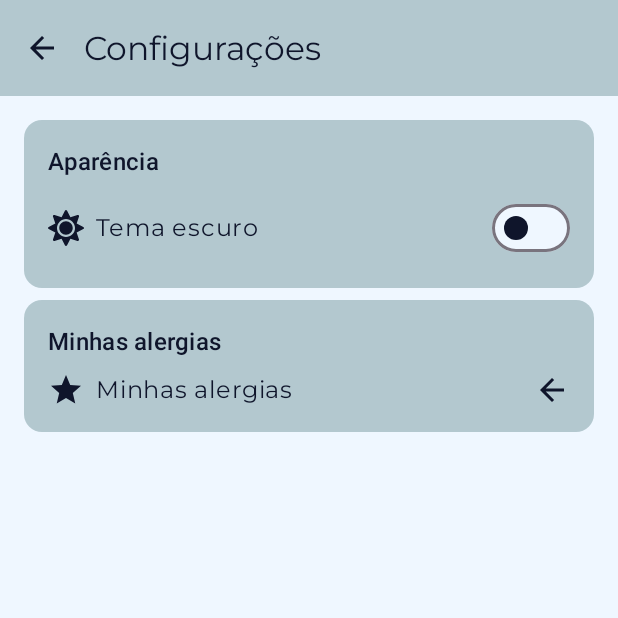
After one commit to ceulazur/Safe-Byte---Projeto-Integrado-3, an Android app built with Jetpack Compose: the SettingsScreen screen opened through its navigation route, on a phone screen of 412 x 824 dp, the top half of it. The commit adds this screen. Run offline under Robolectric (Android 15) with nearby library versions, the phone set to English and light mode, and no system bars.

Commit message:
feat: troca de tema e refatoracao tela de configuracao

```diff
--- a/app/build.gradle.kts
+++ b/app/build.gradle.kts
@@ -40,6 +40,10 @@ android {
 }
 
 dependencies {
+    // datastore
+    implementation("androidx.datastore:datastore-preferences:1.0.0")
+    implementation("androidx.datastore:datastore-preferences-core:1.0.0")
+
     // coil for async image
     implementation(libs.coil.compose)
 
--- a/app/src/main/java/com/example/safebyte/MainActivity.kt
+++ b/app/src/main/java/com/example/safebyte/MainActivity.kt
@@ -1,5 +1,6 @@
 package com.example.safebyte
 
+import SettingsViewModel
 import android.os.Bundle
 import android.util.Log
 import androidx.activity.ComponentActivity
@@ -9,11 +10,13 @@ import androidx.compose.foundation.layout.fillMaxSize
 import androidx.compose.material3.Surface
 import androidx.compose.material3.Text
 import androidx.compose.runtime.Composable
+import androidx.compose.runtime.collectAsState
 import androidx.compose.runtime.getValue
 import androidx.compose.runtime.mutableStateOf
 import androidx.compose.runtime.remember
 import androidx.compose.ui.Modifier
 import androidx.compose.ui.tooling.preview.Preview
+import androidx.lifecycle.viewmodel.compose.viewModel
 import androidx.navigation.compose.rememberNavController
 import com.example.safebyte.navigation.NavGraph
 import com.example.safebyte.ui.theme.SafeByteTheme
@@ -31,8 +34,13 @@ class MainActivity : ComponentActivity() {
         }
 
         enableEdgeToEdge()
+
+
         setContent {
-            SafeByteTheme {
+            val settingsViewModel: SettingsViewModel = viewModel()
+            val isDarkTheme by settingsViewModel.isDarkTheme.collectAsState()
+
+            SafeByteTheme(darkTheme = isDarkTheme) {
                 Surface(modifier = Modifier.fillMaxSize()) {
                     MainApp()
 //                    Greeting(
@@ -48,13 +56,15 @@ class MainActivity : ComponentActivity() {
     fun MainApp() {
         val navController = rememberNavController()
         val isLoggedIn by remember { mutableStateOf(false) }
+        val settingsViewModel: SettingsViewModel = viewModel ()
 
         NavGraph(
             navController = navController,
             isLoggedIn = isLoggedIn,
             onLoginSuccess = {
                 navController.navigate("home")
-            }
+            },
+            settingsViewModel = settingsViewModel
         )
     }
 
@@ -69,7 +79,10 @@ class MainActivity : ComponentActivity() {
     @Preview(showBackground = true)
     @Composable
     fun GreetingPreview() {
-        SafeByteTheme {
+
+        SafeByteTheme(
+            darkTheme = false
+        ) {
             Greeting("Android")
         }
     }
--- a/app/src/main/java/com/example/safebyte/navigation/NavGraph.kt
+++ b/app/src/main/java/com/example/safebyte/navigation/NavGraph.kt
@@ -4,12 +4,18 @@ import AllergyInfoScreen
 import DoctorSearchScreen
 import HomeScreen
 import MyAllergiesScreen
+import SettingsViewModel
 import androidx.compose.runtime.Composable
+import androidx.compose.runtime.collectAsState
+import androidx.compose.runtime.getValue
+import androidx.compose.ui.platform.LocalContext
 import androidx.navigation.NavHostController
 import androidx.navigation.compose.NavHost
 import androidx.navigation.compose.composable
+import androidx.navigation.compose.rememberNavController
 import com.example.safebyte.ui.screens.AllergyHistoryScreen
 import com.example.safebyte.ui.screens.LoginScreen
+import com.example.safebyte.ui.screens.SettingsScreen
 import com.example.safebyte.ui.screens.SignUpScreen
 
 @Composable
@@ -17,7 +23,11 @@ fun NavGraph(
     navController: NavHostController,
     isLoggedIn: Boolean,
     onLoginSuccess: () -> Unit,
+    settingsViewModel: SettingsViewModel
 ) {
+    val context = LocalContext.current
+    val isDarkTheme by settingsViewModel.isDarkTheme.collectAsState()
+
     NavHost(
         navController = navController,
         startDestination = if (isLoggedIn) "home" else "login" // Tela inicial
@@ -72,6 +82,18 @@ fun NavGraph(
             )
         }
 
+        //Tela de Settings
+        composable("settings") {
+            SettingsScreen(
+                isDarkTheme = isDarkTheme,
+                onThemeChanged = { newTheme ->
+                    settingsViewModel.toggleTheme(newTheme, context)
+                },
+                onNavigateBack = { navController.navigate("home") },
+                onNavigateMyAllergies = { navController.navigate("my_allergies") }
+            )
+        }
+
         //Doctor Search
         composable("doctor_search") {
             DoctorSearchScreen(navController = navController)
--- a/app/src/main/java/com/example/safebyte/ui/components/SBButtonPrimary.kt
+++ b/app/src/main/java/com/example/safebyte/ui/components/SBButtonPrimary.kt
@@ -62,7 +62,9 @@ fun SBButtonPrimary(
 @Preview
 @Composable
 fun SBButtonPrimaryPreview() {
-    SafeByteTheme {
+    SafeByteTheme(
+        darkTheme = false
+    ) {
         SBButtonPrimary()
     }
 }
--- a/app/src/main/java/com/example/safebyte/ui/components/SBPasswordField.kt
+++ b/app/src/main/java/com/example/safebyte/ui/components/SBPasswordField.kt
@@ -45,6 +45,10 @@ fun SBPasswordField(
             onValueChange = { onTextChange(it) },
             singleLine = true,
             modifier = Modifier.weight(1f),
+            textStyle = androidx.compose.ui.text.TextStyle(
+                color = MaterialTheme.colorScheme.secondary,
+                fontSize = 16.sp
+            ),
             decorationBox = { innerTextField ->
                 if (value.isEmpty()) {
                     Text(
--- a/app/src/main/java/com/example/safebyte/ui/components/SBTextField.kt
+++ b/app/src/main/java/com/example/safebyte/ui/components/SBTextField.kt
@@ -21,6 +21,7 @@ import androidx.compose.ui.focus.onFocusChanged
 import androidx.compose.ui.graphics.Color
 import androidx.compose.ui.graphics.vector.ImageVector
 import androidx.compose.ui.res.painterResource
+import androidx.compose.ui.text.TextStyle
 import androidx.compose.ui.tooling.preview.Preview
 import androidx.compose.ui.unit.dp
 import androidx.compose.ui.unit.sp
@@ -40,7 +41,7 @@ fun SBTextField(
     isError: Boolean = false,
     errorMessage: String = "",
     onTextChange: (String) -> Unit = {},
-    onFocusChange: (Boolean) -> Unit = {}
+    onFocusChange: (Boolean) -> Unit = {},
 ) {
     Row(
         modifier = modifier
@@ -56,6 +57,10 @@ fun SBTextField(
         BasicTextField(
             value = value,
             onValueChange = { onTextChange(it) },
+            textStyle = TextStyle(
+                color = MaterialTheme.colorScheme.secondary,
+                fontSize = 16.sp,
+                ),
             singleLine = true,
             readOnly = readonly,
             modifier = Modifier
@@ -68,7 +73,7 @@ fun SBTextField(
                     Text(
                         text = placeholder,
                         fontSize = 16.sp,
-                        color = Color.Gray
+                        color = MaterialTheme.colorScheme.secondary
                     )
                 }
                 innerTextField()
--- a/app/src/main/java/com/example/safebyte/ui/components/Timeline.kt
+++ b/app/src/main/java/com/example/safebyte/ui/components/Timeline.kt
@@ -202,10 +202,9 @@ fun MessageBubble(
                             .fillMaxWidth()
                             .wrapContentHeight()
                             .background(
-                                color = MaterialTheme.colorScheme.secondary,
+                                color = Color.Black,
                                 shape = RoundedCornerShape(16.dp)
                             )
-                            .padding(horizontal = 12.dp)
                             .padding(bottom = 12.dp)
                             .clip(MaterialTheme.shapes.medium)
                     ) {
--- a/app/src/main/java/com/example/safebyte/ui/screens/LoginScreen.kt
+++ b/app/src/main/java/com/example/safebyte/ui/screens/LoginScreen.kt
@@ -90,7 +90,8 @@ fun LoginScreen(
                 )
                 Text(
                     text = stringResource(R.string.safe_byte),
-                    style = MaterialTheme.typography.titleLarge.copy(fontWeight = FontWeight.Bold)
+                    style = MaterialTheme.typography.titleLarge.copy(fontWeight = FontWeight.Bold),
+                    color = MaterialTheme.colorScheme.secondary
                 )
 
                 Column(
--- /dev/null
+++ b/app/src/main/java/com/example/safebyte/ui/screens/SettingsScreen.kt
@@ -0,0 +1,175 @@
+package com.example.safebyte.ui.screens
+
+import androidx.compose.foundation.layout.Arrangement
+import androidx.compose.foundation.layout.Column
+import androidx.compose.foundation.layout.Row
+import androidx.compose.foundation.layout.Spacer
+import androidx.compose.foundation.layout.fillMaxSize
+import androidx.compose.foundation.layout.fillMaxWidth
+import androidx.compose.foundation.layout.height
+import androidx.compose.foundation.layout.padding
+import androidx.compose.material.icons.Icons
+import androidx.compose.material.icons.filled.ArrowBack
+import androidx.compose.material.icons.filled.Star
+import androidx.compose.material3.Card
+import androidx.compose.material3.CardDefaults
+import androidx.compose.material3.ExperimentalMaterial3Api
+import androidx.compose.material3.Icon
+import androidx.compose.material3.IconButton
+import androidx.compose.material3.MaterialTheme
+import androidx.compose.material3.Scaffold
+import androidx.compose.material3.Switch
+import androidx.compose.material3.SwitchDefaults
+import androidx.compose.material3.Text
+import androidx.compose.material3.TopAppBar
+import androidx.compose.material3.TopAppBarDefaults
+import androidx.compose.runtime.Composable
+import androidx.compose.runtime.getValue
+import androidx.compose.runtime.mutableStateOf
+import androidx.compose.runtime.remember
+import androidx.compose.runtime.setValue
+import androidx.compose.ui.Alignment
+import androidx.compose.ui.Modifier
+import androidx.compose.ui.res.painterResource
+import androidx.compose.ui.unit.dp
+import com.example.safebyte.R
+
+@OptIn(ExperimentalMaterial3Api::class)
+@Composable
+fun SettingsScreen(
+    isDarkTheme: Boolean,
+    onThemeChanged: (Boolean) -> Unit,
+    onNavigateBack: () -> Unit,
+    onNavigateMyAllergies: () -> Unit,
+) {
+    var showThemeDialog by remember { mutableStateOf(false) }
+
+    Scaffold(
+        topBar = {
+            TopAppBar(
+                title = { Text("Configurações") },
+                navigationIcon = {
+                    IconButton(onClick = onNavigateBack) {
+                        Icon(
+                            Icons.Default.ArrowBack,
+                            contentDescription = "Voltar",
+                            tint = MaterialTheme.colorScheme.onSecondaryContainer
+                        )
+                    }
+                },
+                colors = TopAppBarDefaults.topAppBarColors(
+                    containerColor = MaterialTheme.colorScheme.primary,
+                    titleContentColor = MaterialTheme.colorScheme.onSecondaryContainer
+                )
+            )
+        }
+    ) { paddingValues ->
+        Column(
+            modifier = Modifier
+                .fillMaxSize()
+                .padding(paddingValues)
+                .padding(16.dp),
+            verticalArrangement = Arrangement.spacedBy(8.dp)
+        ) {
+            // Theme Settings Section
+            Card(
+                modifier = Modifier.fillMaxWidth(),
+                colors = CardDefaults.cardColors(
+                    containerColor = MaterialTheme.colorScheme.primary
+                )
+            ) {
+                Column(
+                    modifier = Modifier.padding(16.dp)
+                ) {
+                    Text(
+                        text = "Aparência",
+                        style = MaterialTheme.typography.titleMedium,
+                        color = MaterialTheme.colorScheme.onSecondaryContainer
+                    )
+
+                    Spacer(modifier = Modifier.height(8.dp))
+
+                    Row(
+                        modifier = Modifier.fillMaxWidth(),
+                        horizontalArrangement = Arrangement.SpaceBetween,
+                        verticalAlignment = Alignment.CenterVertically
+                    ) {
+                        Row(
+                            verticalAlignment = Alignment.CenterVertically,
+                            horizontalArrangement = Arrangement.spacedBy(8.dp)
+                        ) {
+                            Icon(
+                                painter = painterResource(id = R.drawable.fa_sun),
+                                contentDescription = null,
+                                tint = MaterialTheme.colorScheme.onSecondaryContainer
+                            )
+                            Text(
+                                text = "Tema escuro",
+                                color = MaterialTheme.colorScheme.onSecondaryContainer
+                            )
+                        }
+                        Switch(
+                            checked = isDarkTheme,
+                            onCheckedChange = onThemeChanged,
+                            colors = SwitchDefaults.colors(
+                                checkedThumbColor = MaterialTheme.colorScheme.primary,
+                                checkedTrackColor = MaterialTheme.colorScheme.background,
+                                uncheckedThumbColor = MaterialTheme.colorScheme.secondary,
+                                uncheckedTrackColor = MaterialTheme.colorScheme.background
+                            )
+                        )
+                    }
+                }
+            }
+
+            // Criar card para usuário ir para tela de my_allergies:
+            Card(
+                modifier = Modifier.fillMaxWidth(),
+                colors = CardDefaults.cardColors(
+                    containerColor = MaterialTheme.colorScheme.primary
+                ),
+                onClick = onNavigateMyAllergies
+            ) {
+                Column(
+                    modifier = Modifier.padding(16.dp)
+                ) {
+                    Text(
+                        text = "Minhas alergias",
+                        style = MaterialTheme.typography.titleMedium,
+                        color = MaterialTheme.colorScheme.onSecondaryContainer
+                    )
+
+                    Spacer(modifier = Modifier.height(8.dp))
+
+                    Row(
+                        modifier = Modifier.fillMaxWidth(),
+                        horizontalArrangement = Arrangement.SpaceBetween,
+                        verticalAlignment = Alignment.CenterVertically
+                    ) {
+                        Row(
+                            verticalAlignment = Alignment.CenterVertically,
+                            horizontalArrangement = Arrangement.spacedBy(8.dp)
+                        ) {
+                            Icon(
+                                Icons.Default.Star,
+                                contentDescription = null,
+                                tint = MaterialTheme.colorScheme.onSecondaryContainer
+                            )
+                            Text(
+                                text = "Minhas alergias",
+                                color = MaterialTheme.colorScheme.onSecondaryContainer
+                            )
+                        }
+
+                        Icon(
+                            Icons.Default.ArrowBack,
+                            contentDescription = "Voltar",
+                            tint = MaterialTheme.colorScheme.onSecondaryContainer
+                        )
+                    }
+                }
+            }
+
+        }
+    }
+}
--- /dev/null
+++ b/app/src/main/res/drawable/fa_sun.xml
@@ -0,0 +1,9 @@
+<vector xmlns:android="http://schemas.android.com/apk/res/android"
+    android:width="24dp"
+    android:height="24dp"
+    android:viewportWidth="24"
+    android:viewportHeight="24">
+    <path
+        android:fillColor="#FF000000"
+        android:pathData="M12 7.5c-2.48 0-4.5 2.02-4.5 4.5s2.02 4.5 4.5 4.5 4.5-2.02 4.5-4.5-2.02-4.5-4.5-4.5Zm11.55 3.77l-4.44-2.21 1.57-4.71c0.21-0.64-0.4-1.24-1.03-1.03l-4.7 1.57-2.22-4.44c-0.3-0.6-1.16-0.6-1.46 0L9.06 4.89 4.35 3.32C3.7 3.1 3.1 3.72 3.32 4.35l1.57 4.7-4.44 2.22c-0.6 0.3-0.6 1.16 0 1.46l4.44 2.21-1.57 4.71c-0.21 0.64 0.4 1.25 1.03 1.03l4.7-1.57 2.22 4.44c0.3 0.6 1.15 0.6 1.45 0l2.22-4.44 4.7 1.57c0.64 0.21 1.25-0.4 1.03-1.03l-1.57-4.7 4.44-2.22c0.61-0.3 0.61-1.16 0.01-1.46Zm-7.3 4.97c-2.35 2.34-6.15 2.34-8.5 0-2.33-2.34-2.33-6.14 0-8.48 2.35-2.34 6.15-2.34 8.5 0 2.33 2.34 2.33 6.14 0 8.48Z"/>
+</vector>
```
Also changed, not shown: app/src/main/java/com/example/safebyte/ui/theme/Theme.kt (+4 -9 lines), app/src/main/java/com/example/safebyte/ui/viewmodel/SettingsViewModel.kt (added, +47 -0 lines), app/src/main/java/com/example/safebyte/ui/viewmodel/ThemeViewModel.kt (added, +42 -0 lines).
